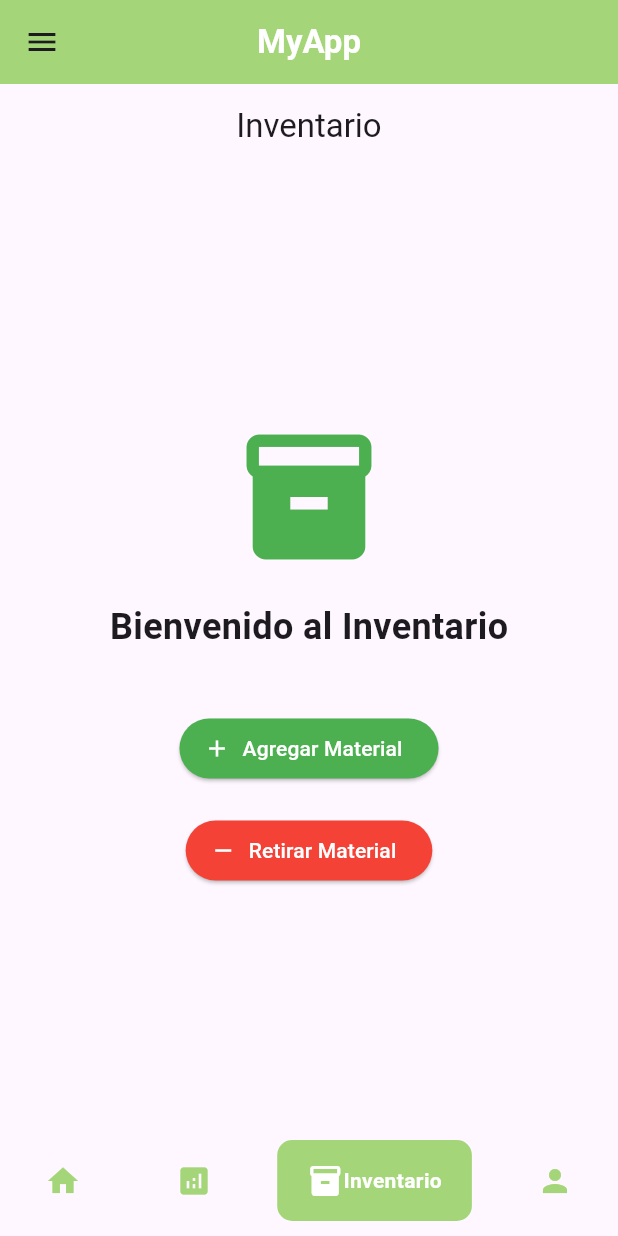
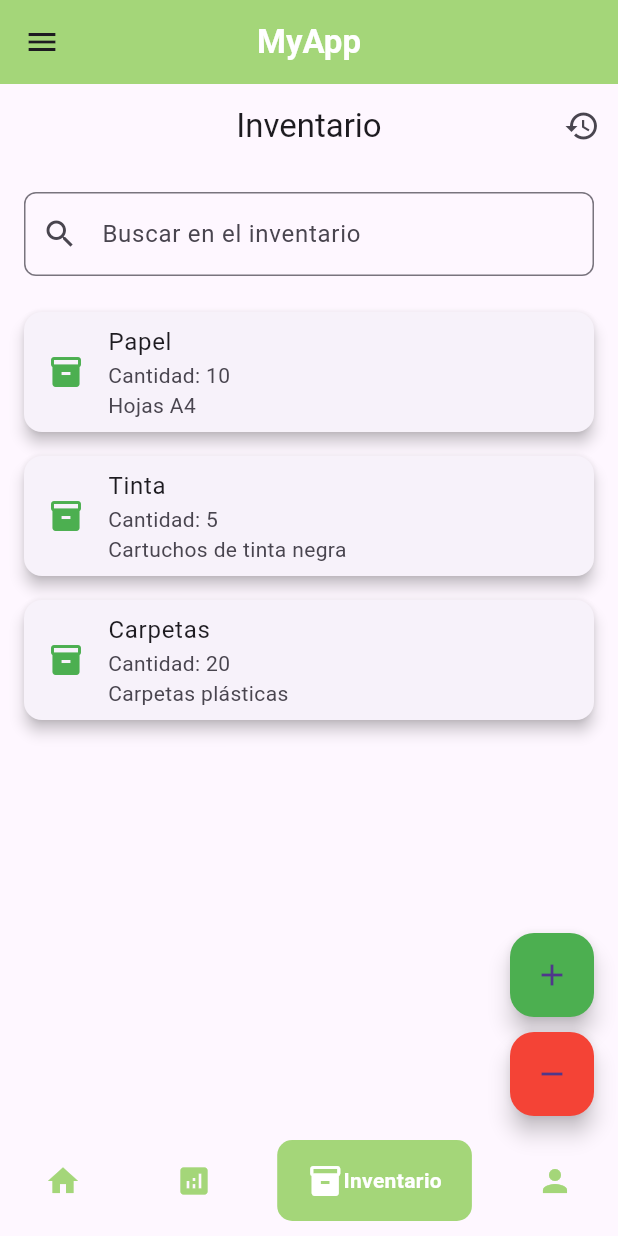
Before and after one commit to Javier-Rivera2311/Eventos_cari_tipe3, a Flutter app: the screen it shows after launch, item 3 of the bottom bar chosen, on a phone screen of 412 x 824 dp. Run offline on Flutter 3.47's test engine with Material 3 defaults, Android fonts, the phone set to English and light mode, and no system bars; drawn by our look-alikes of google_nav_bar; our stand-ins replace fl_chart.

Commit message:
implementacion: historial inventario

```diff
--- a/lib/screens/inventory.dart
+++ b/lib/screens/inventory.dart
@@ -1,9 +1,49 @@
 import 'package:flutter/material.dart';
 import '../widgets/admission_form.dart';
 import '../widgets/withdrawal_form.dart';
+import '../widgets/inventory_history.dart';
 
-class InventoryScreen extends StatelessWidget {
+class InventoryScreen extends StatefulWidget {
   const InventoryScreen({super.key});
+
+  @override
+  State<InventoryScreen> createState() => _InventoryScreenState();
+}
+
+class _InventoryScreenState extends State<InventoryScreen> {
+  // Lista de ejemplo para el inventario
+  final List<Map<String, String>> inventory = [
+    {'nombre': 'Papel', 'cantidad': '10', 'descripcion': 'Hojas A4'},
+    {'nombre': 'Tinta', 'cantidad': '5', 'descripcion': 'Cartuchos de tinta negra'},
+    {'nombre': 'Carpetas', 'cantidad': '20', 'descripcion': 'Carpetas plásticas'},
+  ];
+
+  // Lista filtrada
+  List<Map<String, String>> filteredInventory = [];
+
+  // Controlador para la barra de búsqueda
+  final TextEditingController searchController = TextEditingController();
+
+  @override
+  void initState() {
+    super.initState();
+    filteredInventory = inventory; // Inicialmente muestra todo el inventario
+  }
+
+  // Método para filtrar el inventario
+  void _filterInventory(String query) {
+    setState(() {
+      if (query.isEmpty) {
+        filteredInventory = inventory;
+      } else {
+        filteredInventory = inventory
+            .where((item) =>
+                item['nombre']!.toLowerCase().contains(query.toLowerCase()) ||
+                item['descripcion']!.toLowerCase().contains(query.toLowerCase()))
+            .toList();
+      }
+    });
+  }
 
   @override
   Widget build(BuildContext context) {
@@ -11,53 +51,85 @@ class InventoryScreen extends StatelessWidget {
       appBar: AppBar(
         title: const Text('Inventario'),
         centerTitle: true,
+        actions: [
+          IconButton(
+            icon: const Icon(Icons.history),
+            tooltip: 'Ver Historial',
+            onPressed: () {
+              Navigator.push(
+                context,
+                MaterialPageRoute(builder: (context) => const InventoryHistory()),
+              );
+            },
           ),
-      body: Center(
-        child: Column(
-          mainAxisAlignment: MainAxisAlignment.center,
+        ],
+      ),
+      body: Column(
         children: [
-            const Icon(
-              Icons.inventory,
-              size: 100,
-              color: Colors.green,
+          // Barra de búsqueda
+          Padding(
+            padding: const EdgeInsets.all(16.0),
+            child: TextField(
+              controller: searchController,
+              decoration: InputDecoration(
+                labelText: 'Buscar en el inventario',
+                prefixIcon: const Icon(Icons.search),
+                border: OutlineInputBorder(
+                  borderRadius: BorderRadius.circular(8.0),
                 ),
-            const SizedBox(height: 20),
-            const Text(
-              'Bienvenido al Inventario',
-              style: TextStyle(fontSize: 24, fontWeight: FontWeight.bold),
               ),
-            const SizedBox(height: 40),
-            ElevatedButton.icon(
+              onChanged: _filterInventory,
+            ),
+          ),
+          // Lista del inventario
+          Expanded(
+            child: ListView.builder(
+              itemCount: filteredInventory.length,
+              itemBuilder: (context, index) {
+                final item = filteredInventory[index];
+                return Card(
+                  elevation: 4,
+                  margin: const EdgeInsets.symmetric(vertical: 8, horizontal: 16),
+                  child: ListTile(
+                    title: Text(item['nombre']!),
+                    subtitle: Text('Cantidad: ${item['cantidad']} \n${item['descripcion']}'),
+                    leading: const Icon(Icons.inventory, color: Colors.green),
+                  ),
+                );
+              },
+            ),
+          ),
+        ],
+      ),
+      floatingActionButton: Column(
+        mainAxisAlignment: MainAxisAlignment.end,
+        children: [
+          FloatingActionButton(
+            heroTag: 'add',
             onPressed: () {
               Navigator.push(
                 context,
                 MaterialPageRoute(builder: (context) => const AdmissionForm()),
               );
             },
-              icon: const Icon(Icons.add, color: Colors.white),
-              label: const Text('Agregar Material'),
-              style: ElevatedButton.styleFrom(
             backgroundColor: Colors.green,
-                foregroundColor: Colors.white, // Cambia el color del texto a blanco
+            child: const Icon(Icons.add),
+            tooltip: 'Agregar Material',
           ),
-            ),
-            const SizedBox(height: 20),
-            ElevatedButton.icon(
+          const SizedBox(height: 10),
+          FloatingActionButton(
+            heroTag: 'remove',
             onPressed: () {
               Navigator.push(
                 context,
                 MaterialPageRoute(builder: (context) => const WithdrawalForm()),
               );
             },
-              icon: const Icon(Icons.remove, color: Colors.white),
-              label: const Text('Retirar Material'),
-              style: ElevatedButton.styleFrom(
             backgroundColor: Colors.red,
-                foregroundColor: Colors.white, // Cambia el color del texto a blanco
-              ),
+            child: const Icon(Icons.remove),
+            tooltip: 'Retirar Material',
           ),
         ],
-        ),
       ),
     );
   }
```
Also changed, not shown: lib/widgets/inventory_history.dart (added, +123 -0 lines). Lines whose indentation alone changed are shown as unchanged.
